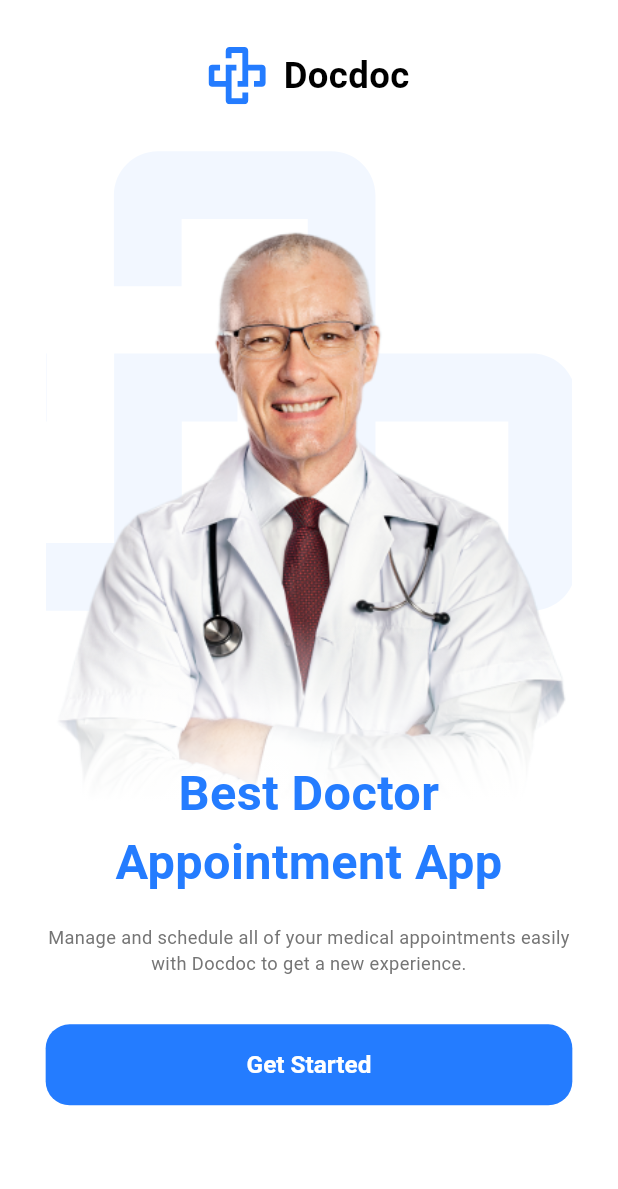
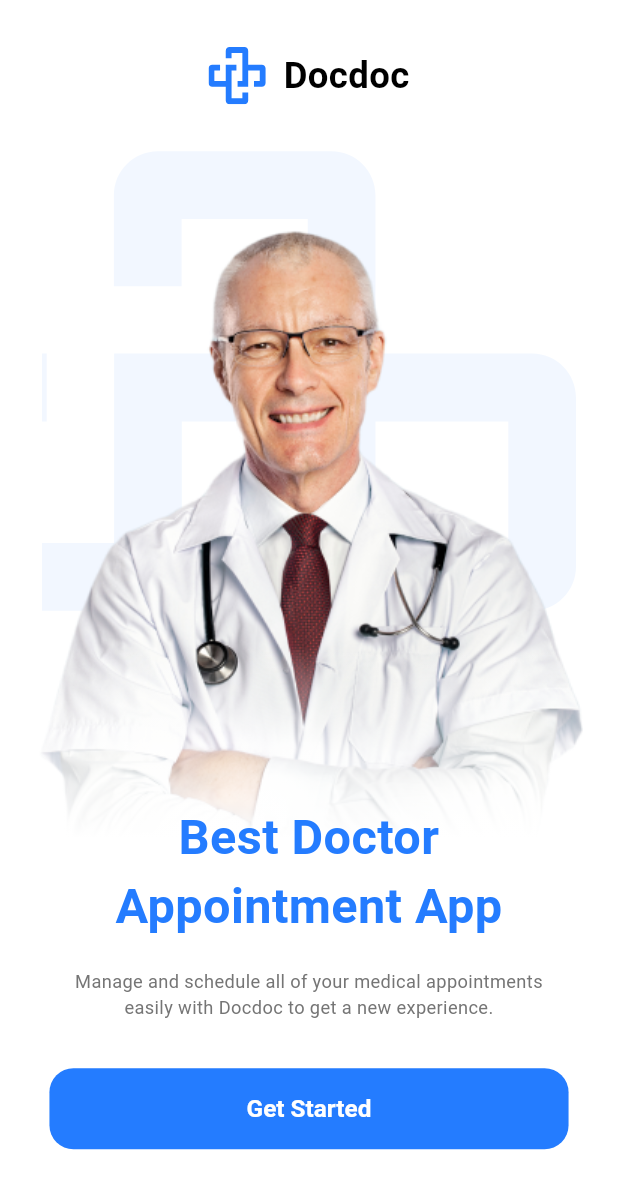
Before and after one commit to ahmedzayan7920/doc_app, a Flutter app: the screen it shows after launch, on a phone screen of 412 x 824 dp. Shown: the top 1189 px of the screen. Run offline on Flutter 3.47's test engine with Material 3 defaults, Android fonts, the phone set to English and light mode, and no system bars; our stand-ins replace flutter_screenutil, flutter_svg.

Commit message:
Refactor the scrolling with expanded int the On Boarding View

```diff
--- a/lib/features/login/ui/views/login_view.dart
+++ b/lib/features/login/ui/views/login_view.dart
@@ -5,8 +5,11 @@ class LoginView extends StatelessWidget {
 
   @override
   Widget build(BuildContext context) {
-    return const Scaffold(
-      body: Center(
+    return  Scaffold(
+      appBar: AppBar(
+        title: const Text('Login'),
+      ),
+      body: const Center(
         child: Text('Login'),
       ),
     );
--- a/lib/features/on_boarding/ui/views/on_boarding_view.dart
+++ b/lib/features/on_boarding/ui/views/on_boarding_view.dart
@@ -1,6 +1,9 @@
+import 'package:doc_app/core/helpers/extensions.dart';
+import 'package:doc_app/core/routing/app_routes.dart';
 import 'package:doc_app/core/theming/app_text_styles.dart';
 import 'package:doc_app/core/widgets/custom_button.dart';
 import 'package:flutter/material.dart';
+import 'package:flutter/rendering.dart';
 import 'package:flutter_screenutil/flutter_screenutil.dart';
 
 import '../widgets/on_boarding_doc_image_and_text.dart';
@@ -13,16 +16,23 @@ class OnBoardingView extends StatelessWidget {
   Widget build(BuildContext context) {
     return Scaffold(
       body: SafeArea(
-        child: SingleChildScrollView(
-          child: Padding(
-            padding: EdgeInsets.all(30.h),
+        child: CustomScrollView(
+          slivers: [
+            SliverFillRemaining(
               child: Column(
-              mainAxisAlignment: MainAxisAlignment.spaceBetween,
+                mainAxisSize: MainAxisSize.min,
                 children: [
+                  SizedBox(height: 30.h),
                   const OnBoardingLogoAndName(),
                   SizedBox(height: 30.h),
-                const OnBoardingDocImageAndText(),
+                  const Expanded(
+                    child: OnBoardingDocImageAndText(),
+                  ),
                   SizedBox(height: 18.h),
+                  Padding(
+                    padding:  EdgeInsets.symmetric(horizontal: 30.w),
+                    child: Column(
+                      children: [
                         Text(
                           "Manage and schedule all of your medical appointments easily with Docdoc to get a new experience.",
                           style: AppTextStyles.regularGrey12,
@@ -30,12 +40,19 @@ class OnBoardingView extends StatelessWidget {
                         ),
                         SizedBox(height: 32.h),
                         CustomButton(
-                  onPressed: () {},
+                          onPressed: () {
+                            context.pushNamed(AppRoutes.login);
+                          },
                           text: "Get Started",
                         ),
                       ],
                     ),
                   ),
+                  SizedBox(height: 57.h),
+                ],
+              ),
+            ),
+          ],
         ),
       ),
     );
--- a/lib/features/on_boarding/ui/widgets/on_boarding_doc_image_and_text.dart
+++ b/lib/features/on_boarding/ui/widgets/on_boarding_doc_image_and_text.dart
@@ -9,13 +9,11 @@ class OnBoardingDocImageAndText extends StatelessWidget {
 
   @override
   Widget build(BuildContext context) {
-    return SizedBox(
-      height: 491.h,
-      child: Stack(
+    return Stack(
       alignment: Alignment.bottomCenter,
       children: [
         Positioned(
-            top: 0,
+          top: -0.h,
           child: SvgPicture.asset(Assets.svgsLogoWithOpacity),
         ),
         Container(
@@ -32,13 +30,15 @@ class OnBoardingDocImageAndText extends StatelessWidget {
           ),
           child: Image.asset(Assets.imagesOnBoardingDoctor),
         ),
-          Text(
+        Padding(
+          padding: EdgeInsets.symmetric(horizontal: 30.w),
+          child: Text(
             "Best Doctor Appointment App",
             style: AppTextStyles.boldPrimary32,
             textAlign: TextAlign.center,
           ),
+        ),
       ],
-      ),
     );
   }
 }
```
Lines whose indentation alone changed are shown as unchanged.
